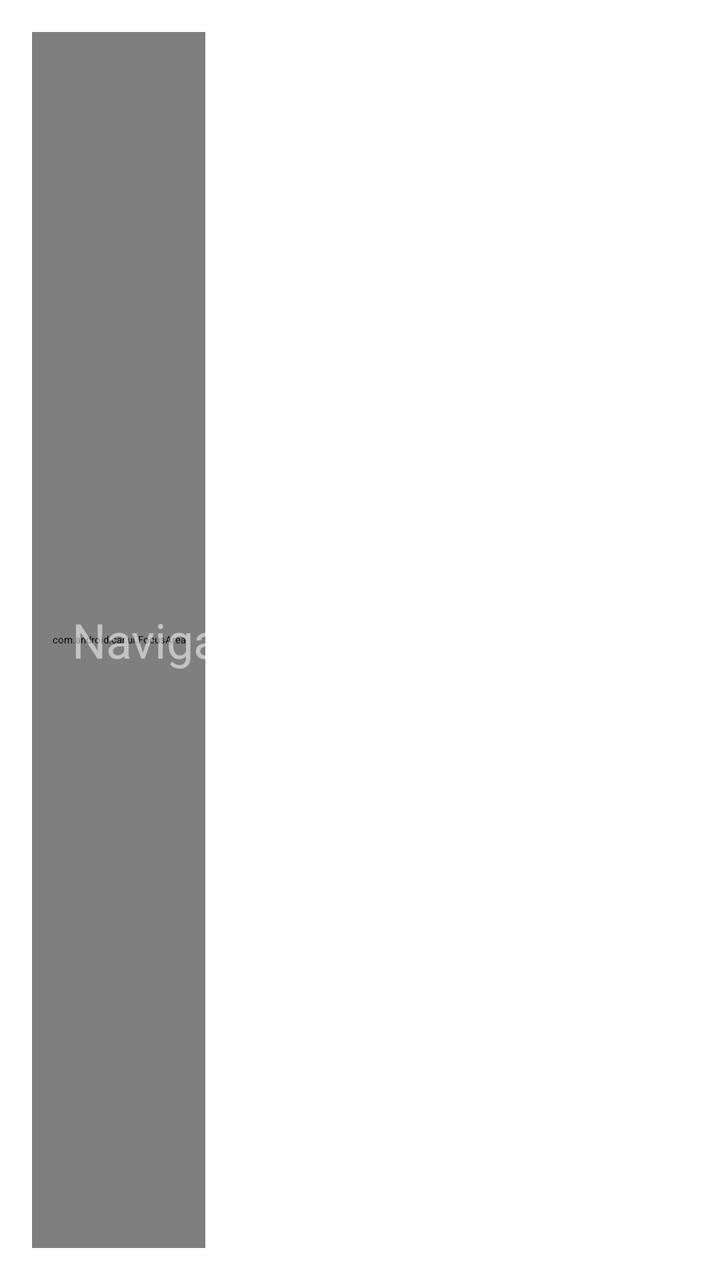
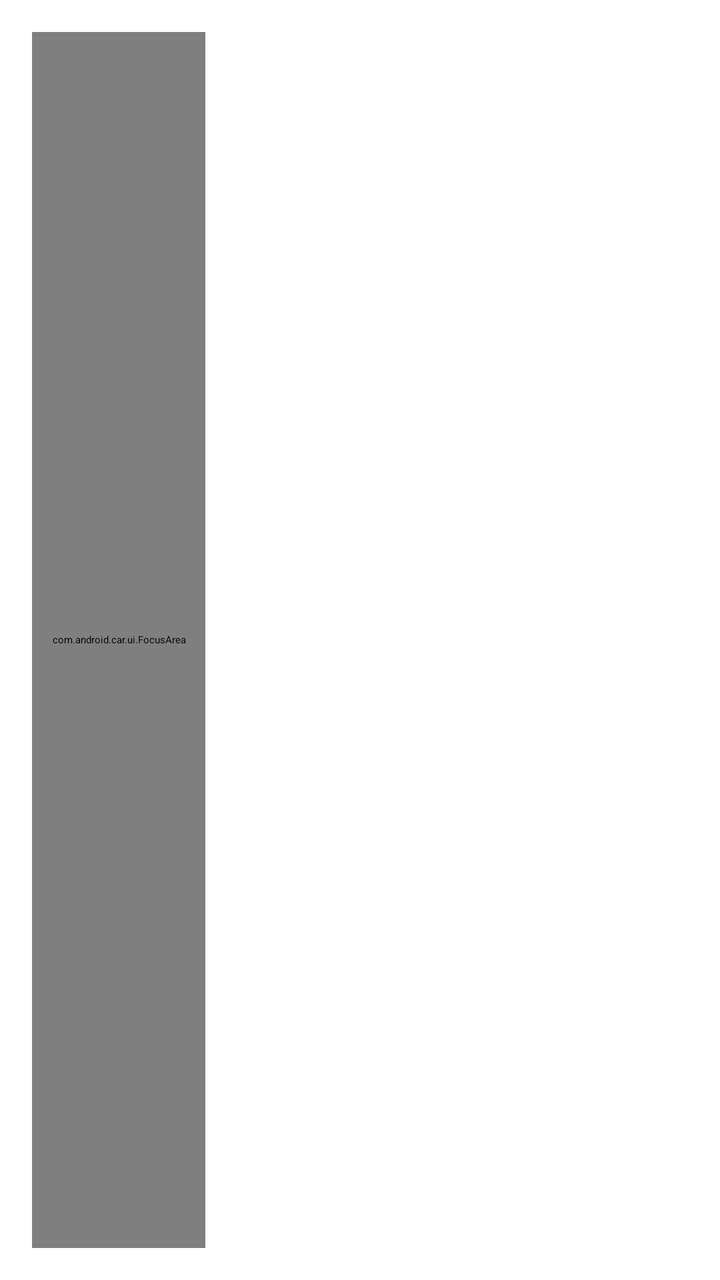

Two renders of the same Android screen: before a commit and after it. Below are the layout's source before the change and the commit's diff.
<!-- AndroidManifest.xml: application theme Theme.Launcher -->
<!-- res/layout/car_launcher.xml -->
<?xml version="1.0" encoding="utf-8"?>
<androidx.constraintlayout.widget.ConstraintLayout
    xmlns:android="http://schemas.android.com/apk/res/android"
    xmlns:app="http://schemas.android.com/apk/res-auto"
    android:layout_width="match_parent"
    android:layout_height="match_parent"
    android:background="@android:color/transparent">

    
    <androidx.cardview.widget.CardView
        android:id="@+id/maps_card"
        android:layout_width="0dp"
        android:layout_height="0dp"
        app:cardBackgroundColor="@android:color/transparent"
        app:cardCornerRadius="0dp"
        app:layout_constraintLeft_toLeftOf="parent"
        app:layout_constraintRight_toRightOf="parent"
        app:layout_constraintTop_toTopOf="parent"
        app:layout_constraintBottom_toBottomOf="parent">

        <FrameLayout
            android:id="@+id/maps_card_container"
            android:layout_width="match_parent"
            android:layout_height="match_parent"
            android:background="@android:color/transparent">

            
            <TextView
                android:id="@+id/maps_placeholder_text"
                android:layout_width="wrap_content"
                android:layout_height="wrap_content"
                android:layout_gravity="center"
                android:text="@string/navigation_starting"
                android:textColor="#88FFFFFF"
                android:textSize="24sp"
                android:visibility="visible"/>
        </FrameLayout>

    </androidx.cardview.widget.CardView>

    
    <androidx.constraintlayout.widget.Guideline
        android:id="@+id/vertical_guideline"
        android:layout_width="wrap_content"
        android:layout_height="wrap_content"
        android:orientation="vertical"
        app:layout_constraintGuide_percent="0.33" />

    
    <com.android.car.ui.FocusArea
        android:id="@+id/bottom_card"
        android:layout_width="0dp"
        android:layout_height="0dp"
        android:layout_margin="16dp"
        app:layout_constraintLeft_toLeftOf="parent"
        app:layout_constraintRight_toLeftOf="@id/vertical_guideline"
        app:layout_constraintTop_toTopOf="parent"
        app:layout_constraintBottom_toBottomOf="parent" />

</androidx.constraintlayout.widget.ConstraintLayout>
<!-- resources referenced by this layout -->
<resources>
  <string name="navigation_starting">Navigation wird gestartet...</string>
  <style name="Theme.Launcher" parent="Theme.CarUi.NoToolbar">
          <item name="textAppearanceGridItem">@android:style/TextAppearance.DeviceDefault.Medium</item>
          <item name="textAppearanceGridItemSecondary">@android:style/TextAppearance.DeviceDefault.Small</item>
          <item name="oemTokenOverrideEnabled">true</item>
          <item name="android:statusBarColor">@android:color/transparent</item>
          <item name="android:windowLightStatusBar">false</item>
      </style>
</resources>

<!-- the commit's change to res/layout/car_launcher.xml (unified diff, before → after) -->
@@ -13,6 +13,8 @@
         android:layout_height="0dp"
         app:cardBackgroundColor="@android:color/transparent"
         app:cardCornerRadius="0dp"
+        app:cardElevation="0dp"
+        app:cardMaxElevation="0dp"
         app:layout_constraintLeft_toLeftOf="parent"
         app:layout_constraintRight_toRightOf="parent"
         app:layout_constraintTop_toTopOf="parent"
@@ -52,6 +54,7 @@
         android:layout_width="0dp"
         android:layout_height="0dp"
         android:layout_margin="16dp"
+        android:translationZ="1dp"
         app:layout_constraintLeft_toLeftOf="parent"
         app:layout_constraintRight_toLeftOf="@id/vertical_guideline"
         app:layout_constraintTop_toTopOf="parent"
